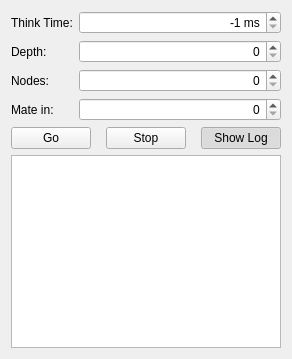
Before: the Qt Designer form src/presentation/controls/enginecontrol.ui in karagog/GKChess, drawn with Qt 5.
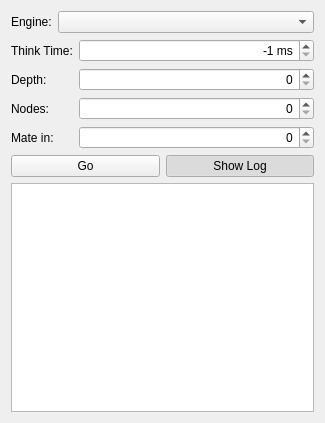
After: the same form once the commit is applied.

Commit message: Working on the engines infrastructure

The edit to the form file:
```diff
--- a/src/presentation/controls/enginecontrol.ui
+++ b/src/presentation/controls/enginecontrol.ui
@@ -6,8 +6,8 @@
    <rect>
     <x>0</x>
     <y>0</y>
-    <width>288</width>
-    <height>359</height>
+    <width>325</width>
+    <height>423</height>
    </rect>
   </property>
   <property name="sizePolicy">
@@ -16,6 +16,12 @@
     <verstretch>0</verstretch>
    </sizepolicy>
   </property>
+  <property name="minimumSize">
+   <size>
+    <width>100</width>
+    <height>100</height>
+   </size>
+  </property>
   <property name="windowTitle">
    <string>Engine Control</string>
   </property>
@@ -23,6 +29,46 @@
    <property name="fieldGrowthPolicy">
     <enum>QFormLayout::AllNonFixedFieldsGrow</enum>
    </property>
+   <item row="1" column="0">
+    <widget class="QLabel" name="label_5">
+     <property name="text">
+      <string>Engine:</string>
+     </property>
+    </widget>
+   </item>
+   <item row="1" column="1">
+    <widget class="QComboBox" name="cmb_engine"/>
+   </item>
+   <item row="2" column="0" colspan="2">
+    <widget class="QWidget" name="wdg_control" native="true">
+     <property name="sizePolicy">
+      <sizepolicy hsizetype="Preferred" vsizetype="Preferred">
+       <horstretch>0</horstretch>
+       <verstretch>1</verstretch>
+      </sizepolicy>
+     </property>
+     <property name="minimumSize">
+      <size>
+       <width>200</width>
+       <height>0</height>
+      </size>
+     </property>
+     <layout class="QFormLayout" name="formLayout_2">
+      <property name="fieldGrowthPolicy">
+       <enum>QFormLayout::AllNonFixedFieldsGrow</enum>
+      </property>
+      <property name="leftMargin">
+       <number>0</number>
+      </property>
+      <property name="topMargin">
+       <number>0</number>
+      </property>
+      <property name="rightMargin">
+       <number>0</number>
+      </property>
+      <property name="bottomMargin">
+       <number>0</number>
+      </property>
    <item row="0" column="0">
     <widget class="QLabel" name="label">
      <property name="text">
@@ -49,46 +95,54 @@
      </property>
     </widget>
    </item>
-   <item row="1" column="0">
+      <item row="2" column="0">
     <widget class="QLabel" name="label_2">
      <property name="text">
       <string>Depth:</string>
      </property>
     </widget>
    </item>
-   <item row="1" column="1">
+      <item row="2" column="1">
     <widget class="QSpinBox" name="spin_depth">
      <property name="alignment">
       <set>Qt::AlignRight|Qt::AlignTrailing|Qt::AlignVCenter</set>
      </property>
     </widget>
    </item>
-   <item row="2" column="0">
+      <item row="4" column="0">
     <widget class="QLabel" name="label_3">
      <property name="text">
       <string>Nodes:</string>
      </property>
     </widget>
    </item>
-   <item row="2" column="1">
+      <item row="4" column="1">
     <widget class="QSpinBox" name="spin_nodes">
      <property name="alignment">
       <set>Qt::AlignRight|Qt::AlignTrailing|Qt::AlignVCenter</set>
      </property>
     </widget>
    </item>
-   <item row="4" column="0" colspan="2">
+      <item row="6" column="0">
+       <widget class="QLabel" name="label_4">
+        <property name="text">
+         <string>Mate in:</string>
+        </property>
+       </widget>
+      </item>
+      <item row="6" column="1">
+       <widget class="QSpinBox" name="spin_mate">
+        <property name="alignment">
+         <set>Qt::AlignRight|Qt::AlignTrailing|Qt::AlignVCenter</set>
+        </property>
+        <property name="maximum">
+         <number>25</number>
+        </property>
+       </widget>
+      </item>
+      <item row="8" column="0" colspan="2">
     <widget class="QWidget" name="widget" native="true">
-     <property name="sizePolicy">
-      <sizepolicy hsizetype="Preferred" vsizetype="Preferred">
-       <horstretch>0</horstretch>
-       <verstretch>0</verstretch>
-      </sizepolicy>
-     </property>
      <layout class="QHBoxLayout" name="horizontalLayout">
-      <property name="spacing">
-       <number>15</number>
-      </property>
       <property name="leftMargin">
        <number>0</number>
       </property>
@@ -118,24 +172,8 @@
         <property name="text">
          <string>Go</string>
         </property>
-       </widget>
-      </item>
-      <item>
-       <widget class="QPushButton" name="btn_stop">
-        <property name="sizePolicy">
-         <sizepolicy hsizetype="Minimum" vsizetype="Preferred">
-          <horstretch>0</horstretch>
-          <verstretch>1</verstretch>
-         </sizepolicy>
-        </property>
-        <property name="maximumSize">
-         <size>
-          <width>16777215</width>
-          <height>30</height>
-         </size>
-        </property>
-        <property name="text">
-         <string>Stop</string>
+           <property name="checkable">
+            <bool>true</bool>
         </property>
        </widget>
       </item>
@@ -170,24 +208,7 @@
      </layout>
     </widget>
    </item>
-   <item row="3" column="0">
-    <widget class="QLabel" name="label_4">
-     <property name="text">
-      <string>Mate in:</string>
-     </property>
-    </widget>
-   </item>
-   <item row="3" column="1">
-    <widget class="QSpinBox" name="spin_mate">
-     <property name="alignment">
-      <set>Qt::AlignRight|Qt::AlignTrailing|Qt::AlignVCenter</set>
-     </property>
-     <property name="maximum">
-      <number>25</number>
-     </property>
-    </widget>
-   </item>
-   <item row="5" column="0" colspan="2">
+      <item row="9" column="0" colspan="2">
     <widget class="QTextBrowser" name="tb_engineLog">
      <property name="sizePolicy">
       <sizepolicy hsizetype="Expanding" vsizetype="Expanding">
@@ -208,6 +229,9 @@
    </item>
   </layout>
  </widget>
+   </item>
+  </layout>
+ </widget>
  <resources/>
  <connections>
   <connection>
```
Left out of the diff: 34 changed lines with no effect on the pictures. Lines whose indentation alone changed are shown as unchanged. The commit also changes 9 other files.
